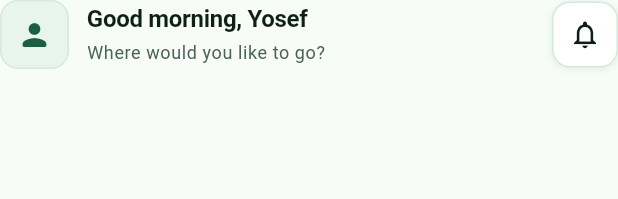
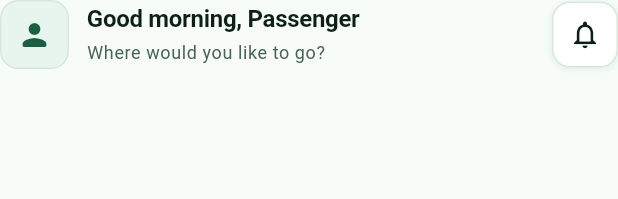
Before and after one commit to Yoseph-M/Semuni, a Flutter app: the PassengerHomeHeader widget shown alone on an empty page, opened directly with empty values, on a phone screen of 412 x 824 dp. Shown: the top 199 px of the screen. Run offline on Flutter 3.47's test engine with Material 3 defaults, Android fonts, the phone set to English and light mode, and no system bars.

Commit message:
refactor(passenger): use generic fallback display name

```diff
--- a/lib/features/passenger/widgets/passenger_home_header.dart
+++ b/lib/features/passenger/widgets/passenger_home_header.dart
@@ -25,7 +25,7 @@ class PassengerHomeHeader extends StatelessWidget {
   @override
   Widget build(BuildContext context) {
     final greeting = AppFormatters.timeBasedGreeting();
-    final displayName = passengerName.isNotEmpty ? passengerName : 'Yosef';
+    final displayName = passengerName.isNotEmpty ? passengerName : 'Passenger';
 
     return Row(
       children: [
```
